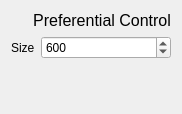
Before: the Qt Designer form visigoth/preferentialcontrol.ui in scvalex/visigoth, drawn with Qt 5.
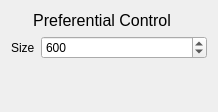
After: the same form once the commit is applied.

Commit message: move the chooserCombo into the UI #21

Patch:
```diff
--- a/visigoth/preferentialcontrol.ui
+++ b/visigoth/preferentialcontrol.ui
@@ -6,10 +6,16 @@
    <rect>
     <x>0</x>
     <y>0</y>
-    <width>178</width>
-    <height>114</height>
+    <width>218</width>
+    <height>112</height>
    </rect>
   </property>
+  <property name="sizePolicy">
+   <sizepolicy hsizetype="Minimum" vsizetype="Minimum">
+    <horstretch>0</horstretch>
+    <verstretch>0</verstretch>
+   </sizepolicy>
+  </property>
   <property name="windowTitle">
    <string>Form</string>
   </property>
```
The commit also changes 3 other files.
